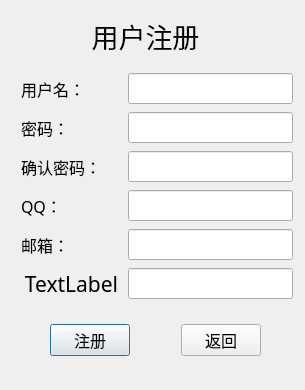
This is C++/QT_EVE_Box/registerdialog.ui in juzhijian/Programming.practice as Qt 5 draws it before an edit. The edited form follows.
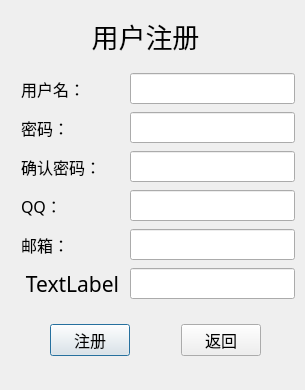
This is the edited form. Icons and pictures are not drawn.

The edit to the form file:
```diff
--- a/C++/QT_EVE_Box/registerdialog.ui
+++ b/C++/QT_EVE_Box/registerdialog.ui
@@ -100,12 +100,12 @@
     </item>
    </layout>
   </widget>
-  <widget class="QWidget" name="layoutWidget">
+  <widget class="QWidget" name="layoutWidget_2">
    <property name="geometry">
     <rect>
      <x>21</x>
      <y>71</y>
-     <width>272</width>
+     <width>274</width>
      <height>231</height>
     </rect>
    </property>
```
Left out of the diff: 50 changed lines with no effect on the pictures.
